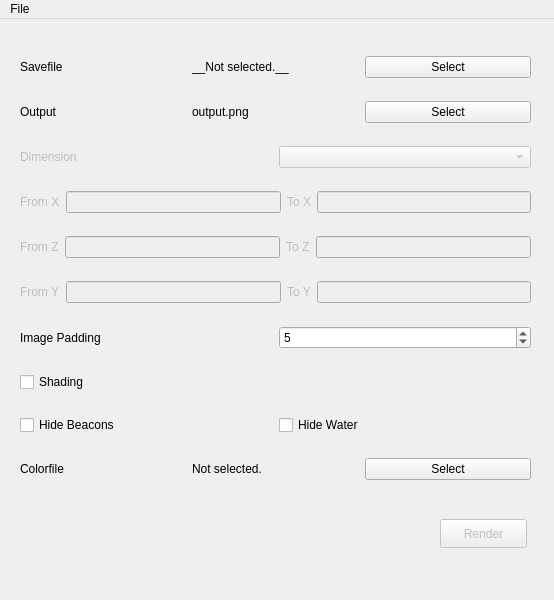
Qt form src/graphical/mainwindow.ui (spoutn1k/mcmap) before a commit.
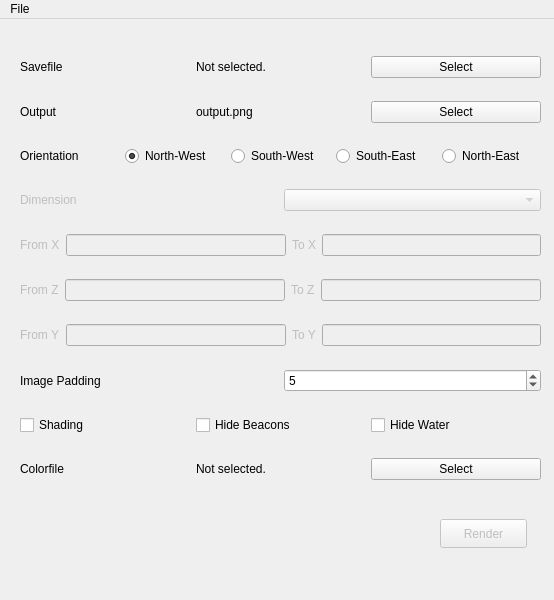
The same form after that commit.

Patch:
```diff
--- a/src/graphical/mainwindow.ui
+++ b/src/graphical/mainwindow.ui
@@ -50,7 +50,7 @@
      <rect>
       <x>20</x>
       <y>20</y>
-      <width>511</width>
+      <width>521</width>
       <height>461</height>
      </rect>
     </property>
@@ -67,10 +67,13 @@
        <item>
         <widget class="QLabel" name="saveNameLabel">
          <property name="text">
-          <string>__Not selected.__</string>
+          <string>Not selected.</string>
          </property>
          <property name="textFormat">
-          <enum>Qt::MarkdownText</enum>
+          <enum>Qt::PlainText</enum>
+         </property>
+         <property name="alignment">
+          <set>Qt::AlignLeading|Qt::AlignLeft|Qt::AlignVCenter</set>
          </property>
         </widget>
        </item>
@@ -111,6 +114,48 @@
        </item>
       </layout>
      </item>
+     <item>
+      <layout class="QHBoxLayout" name="orientation">
+       <item>
+        <widget class="QLabel" name="orientationLabel">
+         <property name="text">
+          <string>Orientation</string>
+         </property>
+        </widget>
+       </item>
+       <item>
+        <widget class="QRadioButton" name="orientationNW">
+         <property name="text">
+          <string>North-West</string>
+         </property>
+         <property name="checked">
+          <bool>true</bool>
+         </property>
+        </widget>
+       </item>
+       <item>
+        <widget class="QRadioButton" name="orientationSW">
+         <property name="text">
+          <string>South-West</string>
+         </property>
+        </widget>
+       </item>
+       <item>
+        <widget class="QRadioButton" name="orientationSE">
+         <property name="text">
+          <string>South-East</string>
+         </property>
+        </widget>
+       </item>
+       <item>
+        <widget class="QRadioButton" name="orientationNE">
+         <property name="text">
+          <string>North-East</string>
+         </property>
+        </widget>
+       </item>
+      </layout>
+     </item>
      <item>
       <layout class="QHBoxLayout" name="dimensionSelect">
        <item>
@@ -264,15 +309,15 @@
        </item>
       </layout>
      </item>
-     <item>
-      <widget class="QCheckBox" name="shading">
-       <property name="text">
-        <string>Shading</string>
-       </property>
-      </widget>
-     </item>
      <item>
       <layout class="QHBoxLayout" name="misc">
+       <item>
+        <widget class="QCheckBox" name="shading">
+         <property name="text">
+          <string>Shading</string>
+         </property>
+        </widget>
+       </item>
        <item>
         <widget class="QCheckBox" name="hideBeacons">
          <property name="text">
```
Left out of the diff: 4 changed lines with no effect on the pictures.
